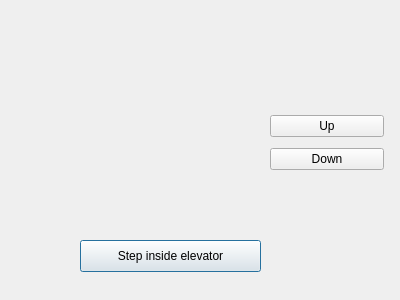
Qt form ui/outsidedialog.ui (DxTa/-SP-Elevator-Controller-System) before a commit.
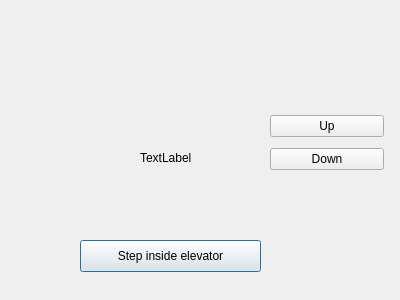
The same form after that commit.

Diff of the .ui file:
```diff
--- a/ui/outsidedialog.ui
+++ b/ui/outsidedialog.ui
@@ -26,7 +26,7 @@
     <string>Step inside elevator</string>
    </property>
   </widget>
-  <widget class="QWidget" name="">
+  <widget class="QWidget" name="layoutWidget">
    <property name="geometry">
     <rect>
      <x>270</x>
@@ -52,6 +52,19 @@
     </item>
    </layout>
   </widget>
+  <widget class="QLabel" name="valueLabel">
+   <property name="geometry">
+    <rect>
+     <x>140</x>
+     <y>150</y>
+     <width>62</width>
+     <height>16</height>
+    </rect>
+   </property>
+   <property name="text">
+    <string>TextLabel</string>
+   </property>
+  </widget>
  </widget>
  <resources/>
  <connections/>
```
